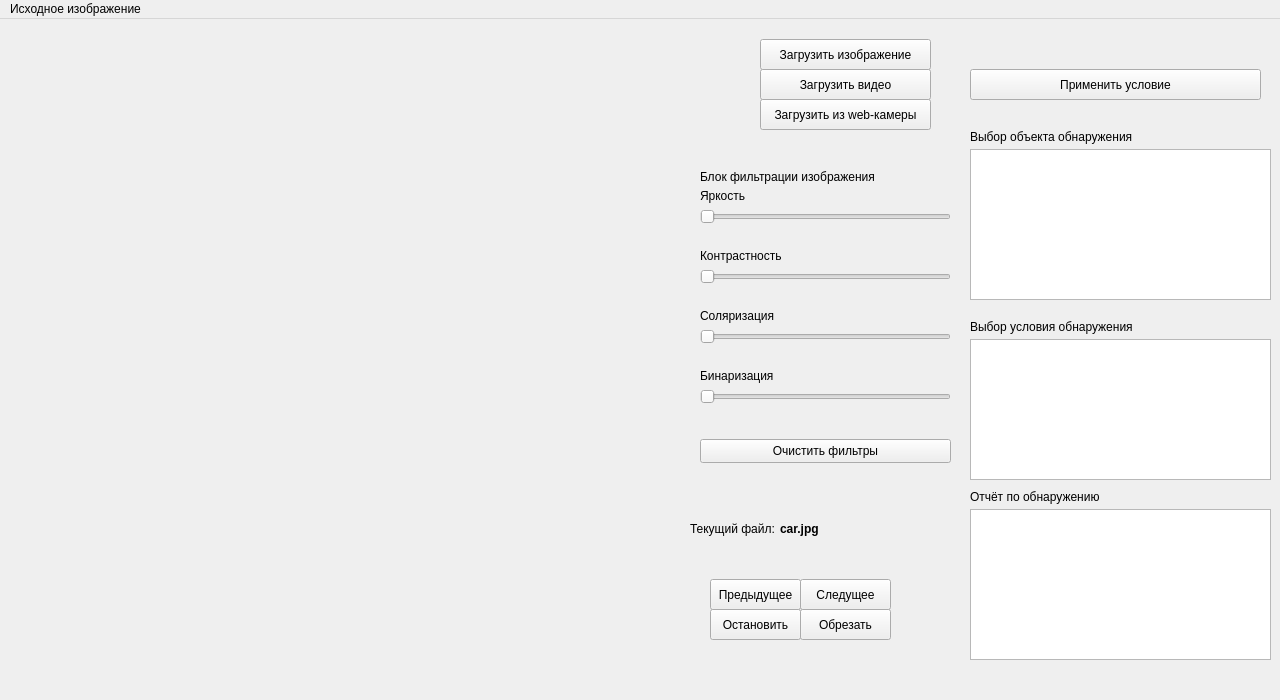
Before: the Qt Designer form ui/app.ui in PowderDev/Desktop-Object-Recognition, drawn with Qt 5.
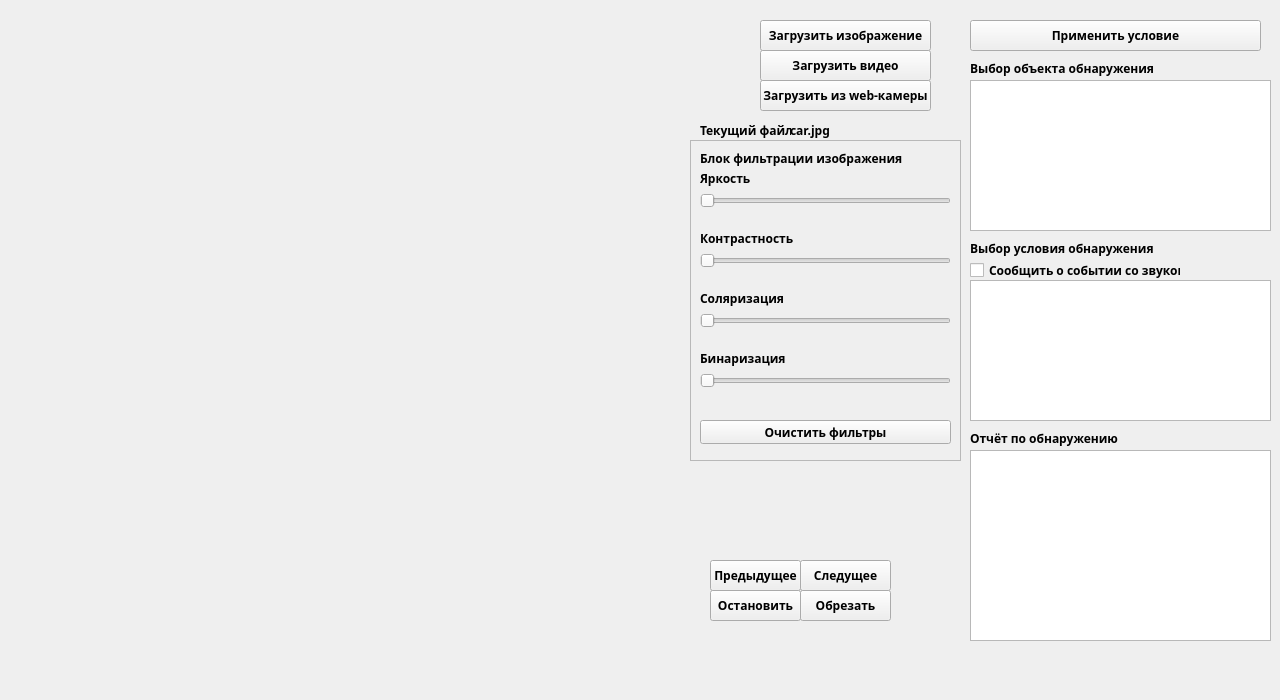
After: the same form once the commit is applied. Icons and pictures are not drawn.

```diff
--- a/ui/app.ui
+++ b/ui/app.ui
@@ -10,6 +10,12 @@
     <height>700</height>
    </rect>
   </property>
+  <property name="sizePolicy">
+   <sizepolicy hsizetype="Preferred" vsizetype="Preferred">
+    <horstretch>0</horstretch>
+    <verstretch>0</verstretch>
+   </sizepolicy>
+  </property>
   <property name="minimumSize">
    <size>
     <width>980</width>
@@ -22,6 +28,14 @@
     <height>700</height>
    </size>
   </property>
+  <property name="font">
+   <font>
+    <family>Rockwell</family>
+    <italic>false</italic>
+    <bold>true</bold>
+    <underline>false</underline>
+   </font>
+  </property>
   <property name="windowTitle">
    <string>MainWindow</string>
   </property>
@@ -298,7 +312,7 @@
     <property name="geometry">
      <rect>
       <x>970</x>
-      <y>320</y>
+      <y>280</y>
       <width>301</width>
       <height>141</height>
      </rect>
@@ -308,7 +322,7 @@
     <property name="geometry">
      <rect>
       <x>970</x>
-      <y>130</y>
+      <y>80</y>
       <width>301</width>
       <height>151</height>
      </rect>
@@ -331,9 +345,9 @@
     <property name="geometry">
      <rect>
       <x>970</x>
-      <y>490</y>
+      <y>450</y>
       <width>301</width>
-      <height>151</height>
+      <height>191</height>
      </rect>
     </property>
    </widget>
@@ -341,7 +355,7 @@
     <property name="geometry">
      <rect>
       <x>970</x>
-      <y>50</y>
+      <y>20</y>
       <width>291</width>
       <height>31</height>
      </rect>
@@ -354,7 +368,7 @@
     <property name="geometry">
      <rect>
       <x>970</x>
-      <y>110</y>
+      <y>60</y>
       <width>221</width>
       <height>16</height>
      </rect>
@@ -367,11 +381,20 @@
     <property name="geometry">
      <rect>
       <x>970</x>
-      <y>300</y>
-      <width>221</width>
+      <y>240</y>
+      <width>201</width>
       <height>16</height>
      </rect>
     </property>
+    <property name="font">
+     <font>
+      <family>Rockwell</family>
+      <italic>false</italic>
+      <bold>true</bold>
+      <underline>false</underline>
+      <strikeout>false</strikeout>
+     </font>
+    </property>
     <property name="text">
      <string>Выбор условия обнаружения</string>
     </property>
@@ -380,7 +403,7 @@
     <property name="geometry">
      <rect>
       <x>970</x>
-      <y>470</y>
+      <y>430</y>
       <width>221</width>
       <height>16</height>
      </rect>
@@ -402,11 +425,58 @@
      <string>Блок фильтрации изображения</string>
     </property>
    </widget>
-   <widget class="QLabel" name="current_file_prefix">
+   <widget class="QCheckBox" name="sound">
+    <property name="geometry">
+     <rect>
+      <x>970</x>
+      <y>260</y>
+      <width>211</width>
+      <height>20</height>
+     </rect>
+    </property>
+    <property name="text">
+     <string>Сообщить о событии со звуком</string>
+    </property>
+   </widget>
+   <widget class="QFrame" name="frame">
+    <property name="enabled">
+     <bool>true</bool>
+    </property>
     <property name="geometry">
      <rect>
       <x>690</x>
-      <y>500</y>
+      <y>140</y>
+      <width>271</width>
+      <height>321</height>
+     </rect>
+    </property>
+    <property name="mouseTracking">
+     <bool>false</bool>
+    </property>
+    <property name="tabletTracking">
+     <bool>false</bool>
+    </property>
+    <property name="acceptDrops">
+     <bool>false</bool>
+    </property>
+    <property name="autoFillBackground">
+     <bool>false</bool>
+    </property>
+    <property name="inputMethodHints">
+     <set>Qt::ImhNone</set>
+    </property>
+    <property name="frameShape">
+     <enum>QFrame::StyledPanel</enum>
+    </property>
+    <property name="frameShadow">
+     <enum>QFrame::Raised</enum>
+    </property>
+   </widget>
+   <widget class="QLabel" name="current_file_prefix">
+    <property name="geometry">
+     <rect>
+      <x>700</x>
+      <y>120</y>
       <width>91</width>
       <height>20</height>
      </rect>
@@ -421,9 +491,9 @@
    <widget class="QLabel" name="current_file">
     <property name="geometry">
      <rect>
-      <x>780</x>
-      <y>500</y>
-      <width>191</width>
+      <x>790</x>
+      <y>120</y>
+      <width>181</width>
       <height>20</height>
      </rect>
     </property>
@@ -438,22 +508,6 @@
     </property>
    </widget>
   </widget>
-  <widget class="QMenuBar" name="menubar">
-   <property name="geometry">
-    <rect>
-     <x>0</x>
-     <y>0</y>
-     <width>1280</width>
-     <height>22</height>
-    </rect>
-   </property>
-   <widget class="QMenu" name="menu">
-    <property name="title">
-     <string>Исходное изображение</string>
-    </property>
-   </widget>
-   <addaction name="menu"/>
-  </widget>
  </widget>
  <resources/>
  <connections/>
```
